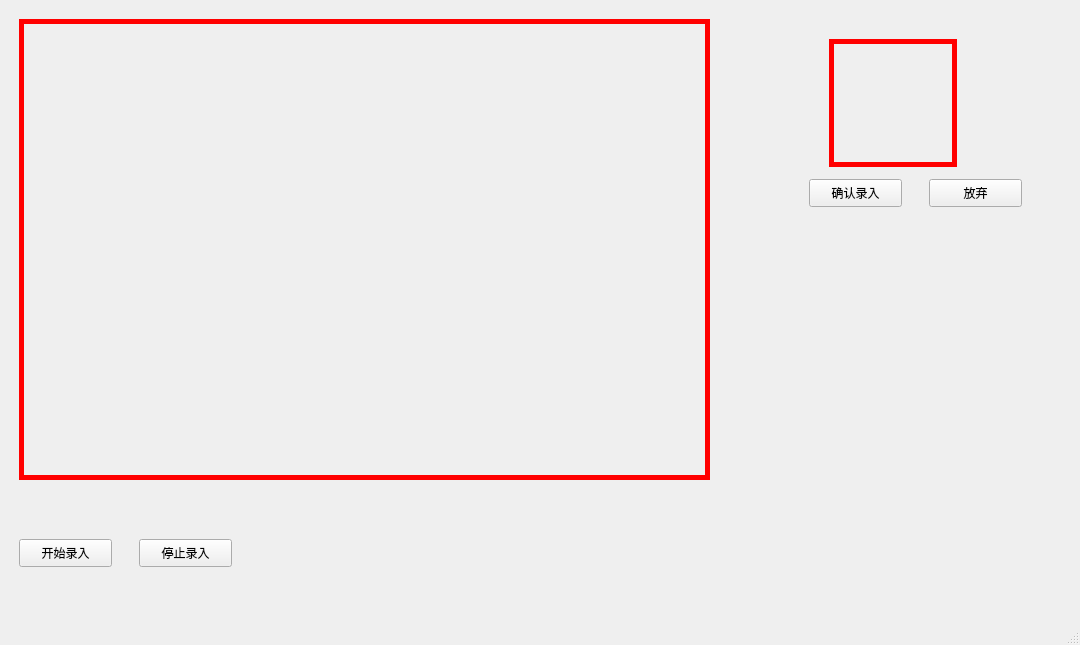
Above: ui_creator/form.ui from epocode/attendance_system before the change. Below: the same form after it.
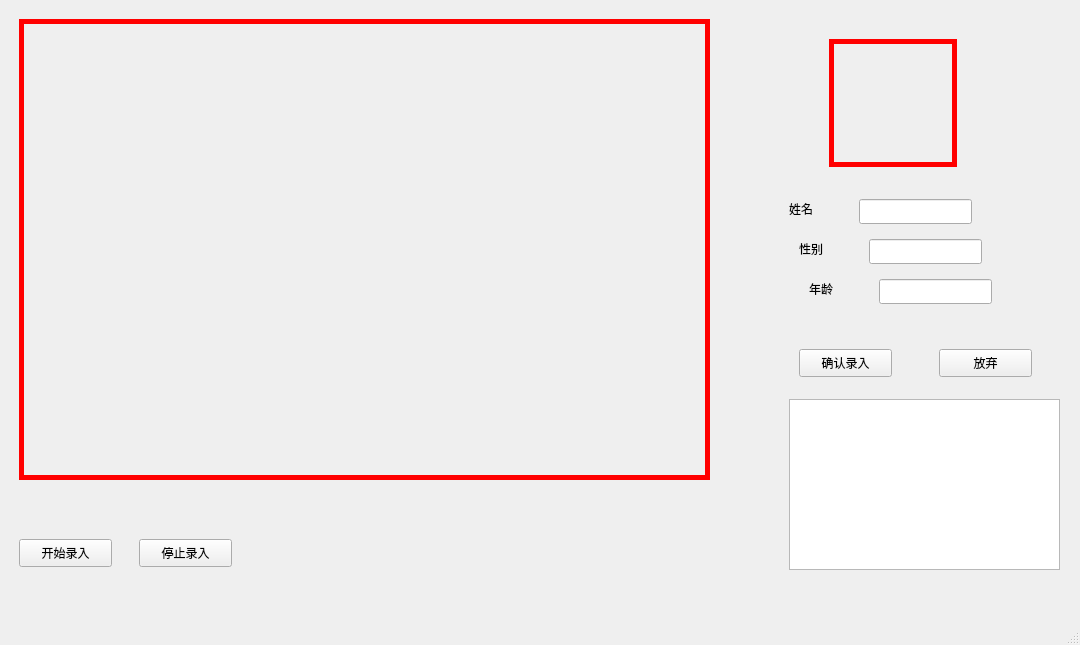
That is the form after the change.

```diff
--- a/ui_creator/form.ui
+++ b/ui_creator/form.ui
@@ -146,8 +146,8 @@
        <widget class="QPushButton" name="btn_confirm">
         <property name="geometry">
          <rect>
-          <x>800</x>
-          <y>170</y>
+          <x>790</x>
+          <y>340</y>
           <width>93</width>
           <height>28</height>
          </rect>
@@ -159,8 +159,8 @@
        <widget class="QPushButton" name="btn_pass">
         <property name="geometry">
          <rect>
-          <x>920</x>
-          <y>170</y>
+          <x>930</x>
+          <y>340</y>
           <width>93</width>
           <height>28</height>
          </rect>
@@ -169,6 +169,85 @@
          <string>放弃</string>
         </property>
        </widget>
+       <widget class="QLabel" name="label">
+        <property name="geometry">
+         <rect>
+          <x>780</x>
+          <y>190</y>
+          <width>69</width>
+          <height>19</height>
+         </rect>
+        </property>
+        <property name="text">
+         <string>姓名</string>
+        </property>
+       </widget>
+       <widget class="QLineEdit" name="line_edit_name">
+        <property name="geometry">
+         <rect>
+          <x>850</x>
+          <y>190</y>
+          <width>113</width>
+          <height>25</height>
+         </rect>
+        </property>
+       </widget>
+       <widget class="QLabel" name="label_4">
+        <property name="geometry">
+         <rect>
+          <x>790</x>
+          <y>230</y>
+          <width>69</width>
+          <height>19</height>
+         </rect>
+        </property>
+        <property name="text">
+         <string>性别</string>
+        </property>
+       </widget>
+       <widget class="QLineEdit" name="line_edit_gender">
+        <property name="geometry">
+         <rect>
+          <x>860</x>
+          <y>230</y>
+          <width>113</width>
+          <height>25</height>
+         </rect>
+        </property>
+       </widget>
+       <widget class="QLabel" name="label_5">
+        <property name="geometry">
+         <rect>
+          <x>800</x>
+          <y>270</y>
+          <width>69</width>
+          <height>19</height>
+         </rect>
+        </property>
+        <property name="text">
+         <string>年龄</string>
+        </property>
+       </widget>
+       <widget class="QLineEdit" name="line_edit_age">
+        <property name="geometry">
+         <rect>
+          <x>870</x>
+          <y>270</y>
+          <width>113</width>
+          <height>25</height>
+         </rect>
+        </property>
+       </widget>
+       <widget class="QTableView" name="table_view_show_stu">
+        <property name="geometry">
+         <rect>
+          <x>780</x>
+          <y>390</y>
+          <width>271</width>
+          <height>171</height>
+         </rect>
+        </property>
+       </widget>
       </widget>
      </widget>
     </item>
```
Left out of the diff: 44 changed lines with no effect on the pictures.
